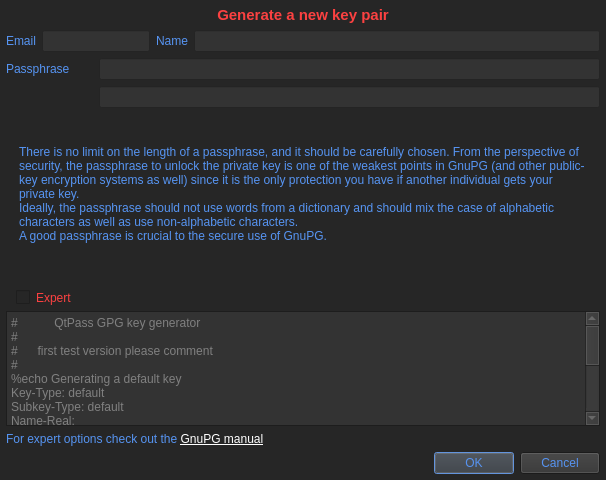
The window that keygendialog.ui (IJHack/QtPass) describes before a commit, drawn with Qt 5.
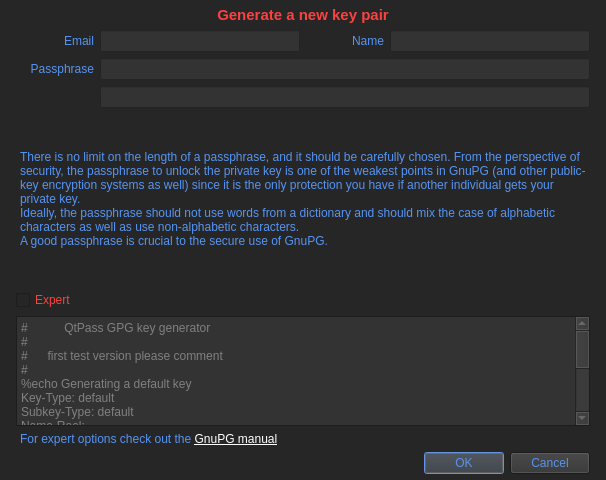
The same window after the commit.

What changed in the file:
```diff
--- a/keygendialog.ui
+++ b/keygendialog.ui
@@ -295,13 +295,13 @@
      </property>
      <layout class="QVBoxLayout" name="verticalLayout">
       <property name="leftMargin">
-       <number>0</number>
+       <number>10</number>
       </property>
       <property name="topMargin">
        <number>0</number>
       </property>
       <property name="rightMargin">
-       <number>0</number>
+       <number>10</number>
       </property>
       <property name="bottomMargin">
        <number>0</number>
@@ -321,16 +321,6 @@
          <property name="bottomMargin">
           <number>0</number>
          </property>
-         <item row="1" column="0" colspan="2">
-          <widget class="QLabel" name="labelPassphrase">
-           <property name="styleSheet">
-            <string notr="true">QLabel {color: #5694f2;}</string>
-           </property>
-           <property name="text">
-            <string>Passphrase</string>
-           </property>
-          </widget>
-         </item>
          <item row="0" column="0">
           <widget class="QLabel" name="labelEmail">
            <property name="styleSheet">
@@ -339,141 +329,31 @@
            <property name="text">
             <string>Email</string>
            </property>
-          </widget>
-         </item>
-         <item row="2" column="2" colspan="3">
-          <widget class="QLineEdit" name="passphrase2">
-           <property name="palette">
-            <palette>
-             <active>
-              <colorrole role="Button">
-               <brush brushstyle="SolidPattern">
-                <color alpha="255">
-                 <red>51</red>
-                 <green>51</green>
-                 <blue>51</blue>
-                </color>
-               </brush>
-              </colorrole>
-              <colorrole role="Text">
-               <brush brushstyle="SolidPattern">
-                <color alpha="255">
-                 <red>86</red>
-                 <green>148</green>
-                 <blue>242</blue>
-                </color>
-               </brush>
-              </colorrole>
-              <colorrole role="Base">
-               <brush brushstyle="SolidPattern">
-                <color alpha="255">
-                 <red>51</red>
-                 <green>51</green>
-                 <blue>51</blue>
-                </color>
-               </brush>
-              </colorrole>
-              <colorrole role="Window">
-               <brush brushstyle="SolidPattern">
-                <color alpha="255">
-                 <red>51</red>
-                 <green>51</green>
-                 <blue>51</blue>
-                </color>
-               </brush>
-              </colorrole>
-             </active>
-             <inactive>
-              <colorrole role="Button">
-               <brush brushstyle="SolidPattern">
-                <color alpha="255">
-                 <red>51</red>
-                 <green>51</green>
-                 <blue>51</blue>
-                </color>
-               </brush>
-              </colorrole>
-              <colorrole role="Text">
-               <brush brushstyle="SolidPattern">
-                <color alpha="255">
-                 <red>86</red>
-                 <green>148</green>
-                 <blue>242</blue>
-                </color>
-               </brush>
-              </colorrole>
-              <colorrole role="Base">
-               <brush brushstyle="SolidPattern">
-                <color alpha="255">
-                 <red>51</red>
-                 <green>51</green>
-                 <blue>51</blue>
-                </color>
-               </brush>
-              </colorrole>
-              <colorrole role="Window">
-               <brush brushstyle="SolidPattern">
-                <color alpha="255">
-                 <red>51</red>
-                 <green>51</green>
-                 <blue>51</blue>
-                </color>
-               </brush>
-              </colorrole>
-             </inactive>
-             <disabled>
-              <colorrole role="Button">
-               <brush brushstyle="SolidPattern">
-                <color alpha="255">
-                 <red>51</red>
-                 <green>51</green>
-                 <blue>51</blue>
-                </color>
-               </brush>
-              </colorrole>
-              <colorrole role="Text">
-               <brush brushstyle="SolidPattern">
-                <color alpha="255">
-                 <red>128</red>
-                 <green>128</green>
-                 <blue>128</blue>
-                </color>
-               </brush>
-              </colorrole>
-              <colorrole role="Base">
-               <brush brushstyle="SolidPattern">
-                <color alpha="255">
-                 <red>51</red>
-                 <green>51</green>
-                 <blue>51</blue>
-                </color>
-               </brush>
-              </colorrole>
-              <colorrole role="Window">
-               <brush brushstyle="SolidPattern">
-                <color alpha="255">
-                 <red>51</red>
-                 <green>51</green>
-                 <blue>51</blue>
-                </color>
-               </brush>
-              </colorrole>
-             </disabled>
-            </palette>
-           </property>
-           <property name="autoFillBackground">
-            <bool>false</bool>
-           </property>
-           <property name="styleSheet">
-            <string notr="true">QLineEdit { background-color: #333333;}</string>
-           </property>
-           <property name="echoMode">
-            <enum>QLineEdit::Password</enum>
+           <property name="alignment">
+            <set>Qt::AlignRight|Qt::AlignTrailing|Qt::AlignVCenter</set>
            </property>
           </widget>
          </item>
          <item row="0" column="1" colspan="2">
           <widget class="QLineEdit" name="email">
+           <property name="sizePolicy">
+            <sizepolicy hsizetype="Fixed" vsizetype="Fixed">
+             <horstretch>0</horstretch>
+             <verstretch>0</verstretch>
+            </sizepolicy>
+           </property>
+           <property name="minimumSize">
+            <size>
+             <width>200</width>
+             <height>0</height>
+            </size>
+           </property>
+           <property name="maximumSize">
+            <size>
+             <width>200</width>
+             <height>16777215</height>
+            </size>
+           </property>
            <property name="palette">
             <palette>
              <active>
@@ -608,141 +488,31 @@
            <property name="text">
             <string>Name</string>
            </property>
-          </widget>
-         </item>
-         <item row="1" column="2" colspan="3">
-          <widget class="QLineEdit" name="passphrase1">
-           <property name="palette">
-            <palette>
-             <active>
-              <colorrole role="Button">
-               <brush brushstyle="SolidPattern">
-                <color alpha="255">
-                 <red>51</red>
-                 <green>51</green>
-                 <blue>51</blue>
-                </color>
-               </brush>
-              </colorrole>
-              <colorrole role="Text">
-               <brush brushstyle="SolidPattern">
-                <color alpha="255">
-                 <red>86</red>
-                 <green>148</green>
-                 <blue>242</blue>
-                </color>
-               </brush>
-              </colorrole>
-              <colorrole role="Base">
-               <brush brushstyle="SolidPattern">
-                <color alpha="255">
-                 <red>51</red>
-                 <green>51</green>
-                 <blue>51</blue>
-                </color>
-               </brush>
-              </colorrole>
-              <colorrole role="Window">
-               <brush brushstyle="SolidPattern">
-                <color alpha="255">
-                 <red>51</red>
-                 <green>51</green>
-                 <blue>51</blue>
-                </color>
-               </brush>
-              </colorrole>
-             </active>
-             <inactive>
-              <colorrole role="Button">
-               <brush brushstyle="SolidPattern">
-                <color alpha="255">
-                 <red>51</red>
-                 <green>51</green>
-                 <blue>51</blue>
-                </color>
-               </brush>
-              </colorrole>
-              <colorrole role="Text">
-               <brush brushstyle="SolidPattern">
-                <color alpha="255">
-                 <red>86</red>
-                 <green>148</green>
-                 <blue>242</blue>
-                </color>
-               </brush>
-              </colorrole>
-              <colorrole role="Base">
-               <brush brushstyle="SolidPattern">
-                <color alpha="255">
-                 <red>51</red>
-                 <green>51</green>
-                 <blue>51</blue>
-                </color>
-               </brush>
-              </colorrole>
-              <colorrole role="Window">
-               <brush brushstyle="SolidPattern">
-                <color alpha="255">
-                 <red>51</red>
-                 <green>51</green>
-                 <blue>51</blue>
-                </color>
-               </brush>
-              </colorrole>
-             </inactive>
-             <disabled>
-              <colorrole role="Button">
-               <brush brushstyle="SolidPattern">
-                <color alpha="255">
-                 <red>51</red>
-                 <green>51</green>
-                 <blue>51</blue>
-                </color>
-               </brush>
-              </colorrole>
-              <colorrole role="Text">
-               <brush brushstyle="SolidPattern">
-                <color alpha="255">
-                 <red>128</red>
-                 <green>128</green>
-                 <blue>128</blue>
-                </color>
-               </brush>
-              </colorrole>
-              <colorrole role="Base">
-               <brush brushstyle="SolidPattern">
-                <color alpha="255">
-                 <red>51</red>
-                 <green>51</green>
-                 <blue>51</blue>
-                </color>
-               </brush>
-              </colorrole>
-              <colorrole role="Window">
-               <brush brushstyle="SolidPattern">
-                <color alpha="255">
-                 <red>51</red>
-                 <green>51</green>
-                 <blue>51</blue>
-                </color>
-               </brush>
-              </colorrole>
-             </disabled>
-            </palette>
-           </property>
-           <property name="autoFillBackground">
-            <bool>false</bool>
-           </property>
-           <property name="styleSheet">
-            <string notr="true">QLineEdit { background-color: #333333;}</string>
-           </property>
-           <property name="echoMode">
-            <enum>QLineEdit::Password</enum>
+           <property name="alignment">
+            <set>Qt::AlignRight|Qt::AlignTrailing|Qt::AlignVCenter</set>
            </property>
           </widget>
          </item>
          <item row="0" column="4">
           <widget class="QLineEdit" name="name">
+           <property name="sizePolicy">
+            <sizepolicy hsizetype="Fixed" vsizetype="Fixed">
+             <horstretch>0</horstretch>
+             <verstretch>0</verstretch>
+            </sizepolicy>
+           </property>
+           <property name="minimumSize">
+            <size>
+             <width>200</width>
+             <height>0</height>
+            </size>
+           </property>
+           <property name="maximumSize">
+            <size>
+             <width>200</width>
+             <height>16777215</height>
+            </size>
+           </property>
            <property name="palette">
             <palette>
              <active>
@@ -869,6 +639,299 @@
            </property>
           </widget>
          </item>
+         <item row="1" column="0">
+          <widget class="QLabel" name="labelPassphrase">
+           <property name="styleSheet">
+            <string notr="true">QLabel {color: #5694f2;}</string>
+           </property>
+           <property name="text">
+            <string>Passphrase</string>
+           </property>
+           <property name="alignment">
+            <set>Qt::AlignRight|Qt::AlignTrailing|Qt::AlignVCenter</set>
+           </property>
+          </widget>
+         </item>
+         <item row="1" column="1" colspan="4">
+          <widget class="QLineEdit" name="passphrase1">
+           <property name="sizePolicy">
+            <sizepolicy hsizetype="Preferred" vsizetype="Fixed">
+             <horstretch>0</horstretch>
+             <verstretch>0</verstretch>
+            </sizepolicy>
+           </property>
+           <property name="minimumSize">
+            <size>
+             <width>300</width>
+             <height>0</height>
+            </size>
+           </property>
+           <property name="palette">
+            <palette>
+             <active>
+              <colorrole role="Button">
+               <brush brushstyle="SolidPattern">
+                <color alpha="255">
+                 <red>51</red>
+                 <green>51</green>
+                 <blue>51</blue>
+                </color>
+               </brush>
+              </colorrole>
+              <colorrole role="Text">
+               <brush brushstyle="SolidPattern">
+                <color alpha="255">
+                 <red>86</red>
+                 <green>148</green>
+                 <blue>242</blue>
+                </color>
+               </brush>
+              </colorrole>
+              <colorrole role="Base">
+               <brush brushstyle="SolidPattern">
+                <color alpha="255">
+                 <red>51</red>
+                 <green>51</green>
+                 <blue>51</blue>
+                </color>
+               </brush>
+              </colorrole>
+              <colorrole role="Window">
+               <brush brushstyle="SolidPattern">
+                <color alpha="255">
+                 <red>51</red>
+                 <green>51</green>
+                 <blue>51</blue>
+                </color>
+               </brush>
+              </colorrole>
+             </active>
+             <inactive>
+              <colorrole role="Button">
+               <brush brushstyle="SolidPattern">
+                <color alpha="255">
+                 <red>51</red>
+                 <green>51</green>
+                 <blue>51</blue>
+                </color>
+               </brush>
+              </colorrole>
+              <colorrole role="Text">
+               <brush brushstyle="SolidPattern">
+                <color alpha="255">
+                 <red>86</red>
+                 <green>148</green>
+                 <blue>242</blue>
+                </color>
+               </brush>
+              </colorrole>
+              <colorrole role="Base">
+               <brush brushstyle="SolidPattern">
+                <color alpha="255">
+                 <red>51</red>
+                 <green>51</green>
+                 <blue>51</blue>
+                </color>
+               </brush>
+              </colorrole>
+              <colorrole role="Window">
+               <brush brushstyle="SolidPattern">
+                <color alpha="255">
+                 <red>51</red>
+                 <green>51</green>
+                 <blue>51</blue>
+                </color>
+               </brush>
+              </colorrole>
+             </inactive>
+             <disabled>
+              <colorrole role="Button">
+               <brush brushstyle="SolidPattern">
+                <color alpha="255">
+                 <red>51</red>
+                 <green>51</green>
+                 <blue>51</blue>
+                </color>
+               </brush>
+              </colorrole>
+              <colorrole role="Text">
+               <brush brushstyle="SolidPattern">
+                <color alpha="255">
+                 <red>128</red>
+                 <green>128</green>
+                 <blue>128</blue>
+                </color>
+               </brush>
+              </colorrole>
+              <colorrole role="Base">
+               <brush brushstyle="SolidPattern">
+                <color alpha="255">
+                 <red>51</red>
+                 <green>51</green>
+                 <blue>51</blue>
+                </color>
+               </brush>
+              </colorrole>
+              <colorrole role="Window">
+               <brush brushstyle="SolidPattern">
+                <color alpha="255">
+                 <red>51</red>
+                 <green>51</green>
+                 <blue>51</blue>
+                </color>
+               </brush>
+              </colorrole>
+             </disabled>
+            </palette>
+           </property>
+           <property name="autoFillBackground">
+            <bool>false</bool>
+           </property>
+           <property name="styleSheet">
+            <string notr="true">QLineEdit { background-color: #333333;}</string>
+           </property>
+           <property name="echoMode">
+            <enum>QLineEdit::Password</enum>
+           </property>
+          </widget>
+         </item>
+         <item row="2" column="1" colspan="4">
+          <widget class="QLineEdit" name="passphrase2">
+           <property name="sizePolicy">
+            <sizepolicy hsizetype="Preferred" vsizetype="Fixed">
+             <horstretch>0</horstretch>
+             <verstretch>0</verstretch>
+            </sizepolicy>
+           </property>
+           <property name="palette">
+            <palette>
+             <active>
+              <colorrole role="Button">
+               <brush brushstyle="SolidPattern">
+                <color alpha="255">
+                 <red>51</red>
+                 <green>51</green>
+                 <blue>51</blue>
+                </color>
+               </brush>
+              </colorrole>
+              <colorrole role="Text">
+               <brush brushstyle="SolidPattern">
+                <color alpha="255">
+                 <red>86</red>
+                 <green>148</green>
+                 <blue>242</blue>
+                </color>
+               </brush>
+              </colorrole>
+              <colorrole role="Base">
+               <brush brushstyle="SolidPattern">
+                <color alpha="255">
+                 <red>51</red>
+                 <green>51</green>
+                 <blue>51</blue>
+                </color>
+               </brush>
+              </colorrole>
+              <colorrole role="Window">
+               <brush brushstyle="SolidPattern">
+                <color alpha="255">
+                 <red>51</red>
+                 <green>51</green>
+                 <blue>51</blue>
+                </color>
+               </brush>
+              </colorrole>
+             </active>
+             <inactive>
+              <colorrole role="Button">
+               <brush brushstyle="SolidPattern">
+                <color alpha="255">
+                 <red>51</red>
+                 <green>51</green>
+                 <blue>51</blue>
+                </color>
+               </brush>
+              </colorrole>
+              <colorrole role="Text">
+               <brush brushstyle="SolidPattern">
+                <color alpha="255">
+                 <red>86</red>
+                 <green>148</green>
+                 <blue>242</blue>
+                </color>
+               </brush>
+              </colorrole>
+              <colorrole role="Base">
+               <brush brushstyle="SolidPattern">
+                <color alpha="255">
+                 <red>51</red>
+                 <green>51</green>
+                 <blue>51</blue>
+                </color>
+               </brush>
+              </colorrole>
+              <colorrole role="Window">
+               <brush brushstyle="SolidPattern">
+                <color alpha="255">
+                 <red>51</red>
+                 <green>51</green>
+                 <blue>51</blue>
+                </color>
+               </brush>
+              </colorrole>
+             </inactive>
+             <disabled>
+              <colorrole role="Button">
+               <brush brushstyle="SolidPattern">
+                <color alpha="255">
+                 <red>51</red>
+                 <green>51</green>
+                 <blue>51</blue>
+                </color>
+               </brush>
+              </colorrole>
+              <colorrole role="Text">
+               <brush brushstyle="SolidPattern">
+                <color alpha="255">
+                 <red>128</red>
+                 <green>128</green>
+                 <blue>128</blue>
+                </color>
+               </brush>
+              </colorrole>
+              <colorrole role="Base">
+               <brush brushstyle="SolidPattern">
+                <color alpha="255">
+                 <red>51</red>
+                 <green>51</green>
+                 <blue>51</blue>
+                </color>
+               </brush>
+              </colorrole>
+              <colorrole role="Window">
+               <brush brushstyle="SolidPattern">
+                <color alpha="255">
+                 <red>51</red>
+                 <green>51</green>
+                 <blue>51</blue>
+                </color>
+               </brush>
+              </colorrole>
+             </disabled>
+            </palette>
+           </property>
+           <property name="autoFillBackground">
+            <bool>false</bool>
+           </property>
+           <property name="styleSheet">
+            <string notr="true">QLineEdit { background-color: #333333;}</string>
+           </property>
+           <property name="echoMode">
+            <enum>QLineEdit::Password</enum>
+           </property>
+          </widget>
+         </item>
         </layout>
        </widget>
       </item>
@@ -887,7 +950,8 @@
          </size>
         </property>
         <property name="styleSheet">
-         <string notr="true">QLabel {color: #5694f2; margin-left: 10px; margin-right: 10px; margin-bottom: 5px; margin-top: 5px; padding-bottom: 10px; }</string>
+         <string notr="true">QLabel {color: #5694f2; 
+margin-left: 1px; /*margin-right: 10px; margin-bottom: 5px; margin-top: 5px; padding-bottom: 1px; */}</string>
         </property>
         <property name="text">
          <string>&lt;html&gt;&lt;head/&gt;&lt;body&gt;&lt;p&gt;There is no limit on the length of a passphrase, and it should be carefully chosen. From the perspective of security, the passphrase to unlock the private key is one of the weakest points in GnuPG (and other public-key encryption systems as well) since it is the only protection you have if another individual gets your private key. &lt;br/&gt;Ideally, the passphrase should not use words from a dictionary and should mix the case of alphabetic characters as well as use non-alphabetic characters.&lt;br/&gt;A good passphrase is crucial to the secure use of GnuPG.&lt;/p&gt;&lt;/body&gt;&lt;/html&gt;</string>
@@ -1141,7 +1205,7 @@
          <bool>false</bool>
         </property>
         <property name="styleSheet">
-         <string notr="true">QCheckBox {background-color: #262626; color: #fc4141; margin-left: 10px;}</string>
+         <string notr="true">QCheckBox {background-color: #262626; color: #fc4141; /*margin-left: 10px;*/}</string>
         </property>
         <property name="text">
          <string>Expert</string>
@@ -1153,6 +1217,18 @@
         <property name="enabled">
          <bool>false</bool>
         </property>
+        <property name="sizePolicy">
+         <sizepolicy hsizetype="Preferred" vsizetype="Expanding">
+          <horstretch>0</horstretch>
+          <verstretch>0</verstretch>
+         </sizepolicy>
+        </property>
+        <property name="minimumSize">
+         <size>
+          <width>570</width>
+          <height>0</height>
+         </size>
+        </property>
         <property name="palette">
          <palette>
           <active>
@@ -1253,15 +1329,6 @@
              </color>
             </brush>
            </colorrole>
-           <colorrole role="Link">
-            <brush brushstyle="SolidPattern">
-             <color alpha="255">
-              <red>255</red>
-              <green>255</green>
-              <blue>255</blue>
-             </color>
-            </brush>
-           </colorrole>
           </active>
           <inactive>
            <colorrole role="WindowText">
@@ -1291,15 +1358,6 @@
              </color>
             </brush>
            </colorrole>
-           <colorrole role="Link">
-            <brush brushstyle="SolidPattern">
-             <color alpha="255">
-              <red>255</red>
-              <green>255</green>
-              <blue>255</blue>
-             </color>
-            </brush>
-           </colorrole>
           </inactive>
           <disabled>
            <colorrole role="WindowText">
@@ -1329,20 +1387,11 @@
              </color>
             </brush>
            </colorrole>
-           <colorrole role="Link">
-            <brush brushstyle="SolidPattern">
-             <color alpha="255">
-              <red>255</red>
-              <green>255</green>
-              <blue>255</blue>
-             </color>
-            </brush>
-           </colorrole>
           </disabled>
          </palette>
         </property>
         <property name="styleSheet">
-         <string notr="true">QLabel {color: #5694f2;}</string>
+         <string notr="true">QLabel {color: #5694f2; margin-left: 1px; /*margin-right: 10px; margin-bottom: 5px; margin-top: 5px; padding-bottom: 1px; */}</string>
         </property>
         <property name="text">
          <string>&lt;html&gt;&lt;head/&gt;&lt;body&gt;&lt;p&gt;For expert options check out the &lt;a href=&quot;https://www.gnupg.org/documentation/manuals/gnupg/Unattended-GPG-key-generation.html&quot;&gt;&lt;span style=&quot; text-decoration: underline; color:#ffffff;&quot;&gt;GnuPG manual&lt;/span&gt;&lt;/a&gt;&lt;/p&gt;&lt;/body&gt;&lt;/html&gt;</string>
```
